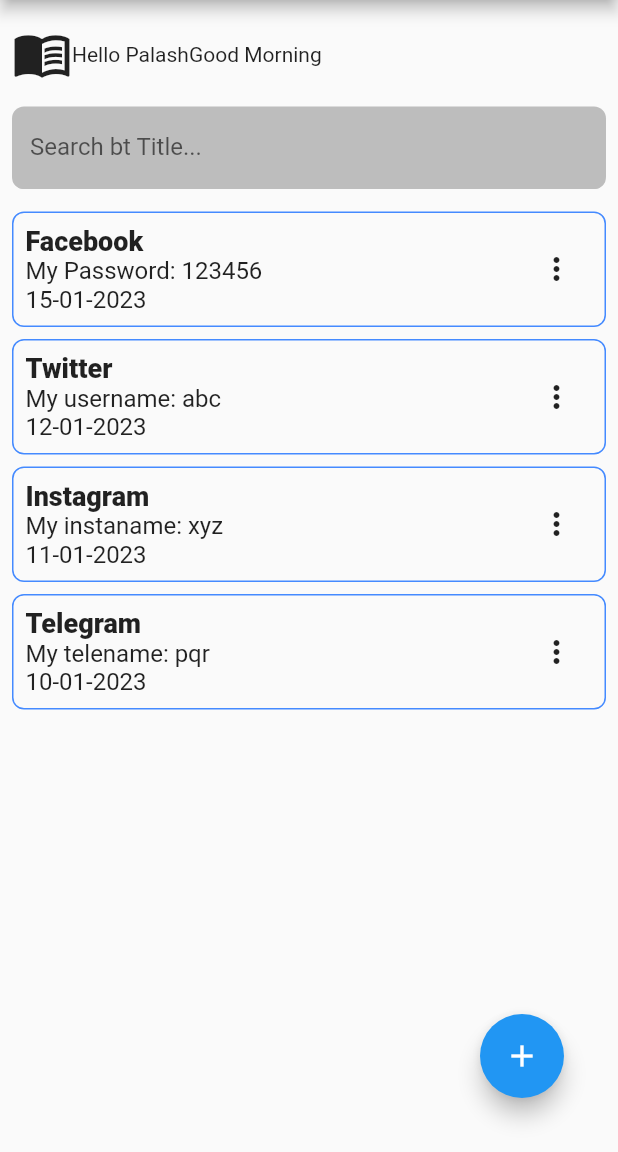
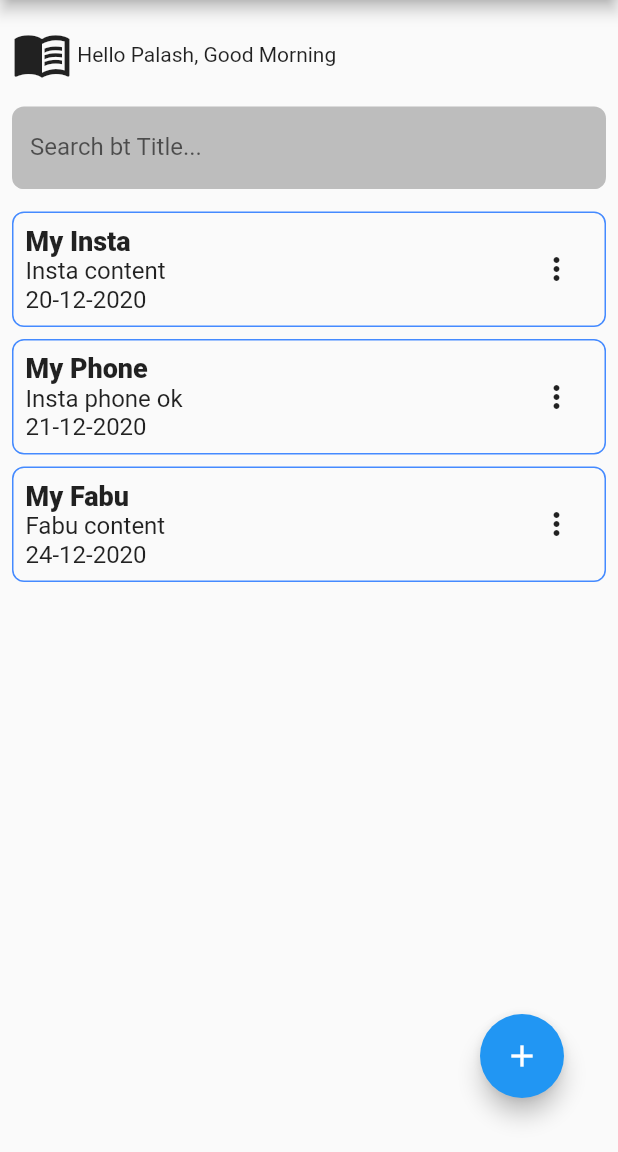
Before and after one commit to PalashHalder/notebook, a Flutter app: the screen it shows after launch, on a phone screen of 412 x 824 dp, the part 84-1236 px from its top. Run offline on Flutter 3.47's test engine with Material 2 defaults, Android fonts, the phone set to English and light mode, and no system bars; our stand-ins replace sqflite; accounts and stored records are empty.

Commit message:
updated 24 jan 2023

```diff
--- /dev/null
+++ b/lib/constant/constant.dart
@@ -0,0 +1,3 @@
+class AppConstant{
+  static String noteTable = 'note';
+}
--- /dev/null
+++ b/lib/models/note_book.dart
@@ -0,0 +1,16 @@
+class NoteBook{
+  int? id;
+  String? title;
+  String? content;
+  String? date;
+  NoteBook({this.id, this.title, this.content, this.date}); //{} দিয়ে অপশনাল করা হয়েছে।
+
+  Map<String, dynamic> toMap(){
+    return <String,dynamic>{
+      'id':id,
+      'title':title,
+      'content':content,
+      'date':date,
+    };
+  }
+}
--- a/lib/pages/home_page.dart
+++ b/lib/pages/home_page.dart
@@ -1,5 +1,7 @@
 import 'package:flutter/material.dart';
+import 'package:notebook/models/note_book.dart';
 import 'package:notebook/pages/drawer_page.dart';
+import 'package:notebook/pages/note_add_page.dart';
 import 'package:notebook/util/util.dart';
 
 class HomePage extends StatefulWidget {
@@ -11,18 +13,19 @@ class HomePage extends StatefulWidget {
 
 class _HomePageState extends State<HomePage> {
 
-  List<dynamic> bookList = [];
+  List<NoteBook> notebookList = [];
 
   @override
   void initState() {
     super.initState();
+    notebookList = [
+      NoteBook(title: 'My Insta', content: 'Insta content', date: '20-12-2020'),
+      NoteBook(title: 'My Phone', content: 'Insta phone ok', date: '21-12-2020'),
+      NoteBook(title: 'My Fabu', content: 'Fabu content', date: '24-12-2020'),
 
-    bookList = [
-      {'title':'Facebook', 'content':'My Password: 123456', 'date':'15-01-2023'},
-      {'title':'Twitter', 'content':'My username: abc', 'date':'12-01-2023'},
-      {'title':'Instagram', 'content':'My instaname: xyz', 'date':'11-01-2023'},
-      {'title':'Telegram', 'content':'My telename: pqr', 'date':'10-01-2023'},
     ];
+
+
   }
 
   @override
@@ -31,7 +34,11 @@ class _HomePageState extends State<HomePage> {
       floatingActionButton: Container(
         margin: const EdgeInsets.only(right: 20, bottom: 20),
         child: FloatingActionButton(
-          onPressed: () {},
+          onPressed: () {
+            Navigator.push(context, MaterialPageRoute(builder: (context){
+              return const NoteAddPage();
+            }));
+          },
           child: const Icon(Icons.add),
         ),
       ),
@@ -51,17 +58,17 @@ class _HomePageState extends State<HomePage> {
           children: [
             Row(
               children: [
-                Icon(
+                const Icon(
                   Icons.menu_book,
                   size: 40,
                 ),
-                Text('Hello Palash'),
+                const Text(' Hello Palash, '),
                 Text(Util.greeting()),
               ],
             ),
             Container(
               height: 55,
-              margin: EdgeInsets.only(top: 15.0, bottom: 15.0),
+              margin: const EdgeInsets.only(top: 15.0, bottom: 15.0),
               child: TextField(
                 decoration: InputDecoration(
                   labelText: 'Search bt Title...',
@@ -71,19 +78,19 @@ class _HomePageState extends State<HomePage> {
                     borderSide: BorderSide(
                       color: Colors.grey.shade400,
                     ),
-                    borderRadius: BorderRadius.all(Radius.circular(8.0)),
+                    borderRadius: const BorderRadius.all(Radius.circular(8.0)),
                   ),
                   enabledBorder: UnderlineInputBorder(
                     borderSide: BorderSide(
                       color: Colors.grey.shade400,
                     ),
-                    borderRadius: BorderRadius.all(Radius.circular(8.0)),
+                    borderRadius: const BorderRadius.all(Radius.circular(8.0)),
                   ),
                   disabledBorder: UnderlineInputBorder(
                     borderSide: BorderSide(
                       color: Colors.grey.shade400,
                     ),
-                    borderRadius: BorderRadius.all(Radius.circular(16.0)),
+                    borderRadius: const BorderRadius.all(Radius.circular(16.0)),
                   ),
                 ),
               ),
@@ -91,12 +98,13 @@ class _HomePageState extends State<HomePage> {
             Expanded(
               child: ListView.separated(
                 separatorBuilder: (BuildContext context, int index){
-                  return SizedBox(
+                  return const SizedBox(
                     height: 8.0,
                   );
                 } ,
-                itemCount: bookList.length,
+                itemCount: notebookList.length,
                 itemBuilder: (BuildContext context, int index) {
+                  NoteBook myNoteBook = notebookList[index];
                   return Column(
                     children: [
                       Container(
@@ -107,7 +115,7 @@ class _HomePageState extends State<HomePage> {
                           borderRadius: BorderRadius.circular(8.0),
                         ),
                         child: Padding(
-                          padding: EdgeInsets.all(8.0),
+                          padding: const EdgeInsets.all(8.0),
                           child: Row(
                             mainAxisAlignment: MainAxisAlignment.spaceBetween,
                             children: [
@@ -116,63 +124,63 @@ class _HomePageState extends State<HomePage> {
                                 crossAxisAlignment: CrossAxisAlignment.start,
                                 children: [
                                   Text(
-                                    bookList[index]['title'],
-                                    style: TextStyle(
+                                    myNoteBook.title??'',  // nullable sign অর্থাৎ ভ্যালু না দিলেও সেভ হবে। ভ্যালু দিলে ?? এর আগে বসবে আর ভ্যালু না দিলে ‘’ এর মধ্যে সেভ হবে।
+                                    style: const TextStyle(
                                       fontSize: 18.0,
                                       fontWeight: FontWeight.w800,
                                     ),
                                   ),
                                   Text(
-                                    bookList[index]['content'],
-                                    style: TextStyle(
+                                    myNoteBook.content??'',
+                                    style: const TextStyle(
                                       fontSize: 16.0,
                                       fontWeight: FontWeight.normal,
                                     ),
                                   ),
                                   Text(
-                                    bookList[index]['date'],
-                                    style: TextStyle(
+                                    myNoteBook.date??'',
+                                    style: const TextStyle(
                                       fontSize: 16.0,
                                       fontWeight: FontWeight.normal,
                                     ),
                                   ),
                                 ],
                               ),
-                              PopupMenuButton<String>(
+                              PopupMenuButton<int>(
                                 itemBuilder: (BuildContext context) {
-                                  return <PopupMenuEntry<String>>[
+                                  return <PopupMenuEntry<int>>[
                                     PopupMenuItem(
-                                      value: 'key_edit',
+                                      value: 0,
                                       child: Row(
                                         children: [
-                                          Icon(Icons.edit),
-                                          SizedBox(
+                                          const Icon(Icons.edit),
+                                          const SizedBox(
                                             width: 8.0,
                                           ),
-                                          Text('Edit'),
+                                          const Text('Edit'),
                                         ],
                                       ),
                                     ),
                                     PopupMenuItem(
-                                      value: 'key_delete',
+                                      value: 1,
                                       child: Row(
                                         children: [
-                                          Icon(Icons.delete_forever),
-                                          SizedBox(
+                                          const Icon(Icons.delete_forever),
+                                          const SizedBox(
                                             width: 8.0,
                                           ),
-                                          Text('Delete'),
+                                          const Text('Delete'),
                                         ],
                                       ),
                                     ),
                                   ];
                                 },
                                 padding: EdgeInsets.zero,
-                                icon: Icon(Icons.more_vert),
-                                onSelected: (String value) {
-                                  if(value == 'key_edit'){
+                                icon: const Icon(Icons.more_vert),
+                                onSelected: (int value) {
+                                  if(value == 0){
                                     //Do Edit
-                                  } else if(value == 'key_delete'){
+                                  } else if(value == 1){
                                     //Do Delete
                                   }
                                 },
```
Also changed, not shown: lib/database_helper/database_helper.dart (added, +59 -0 lines), lib/pages/note_add_page.dart (added, +193 -0 lines), pubspec.yaml (+6 -35 lines), pubspec.lock, 1 other file.
